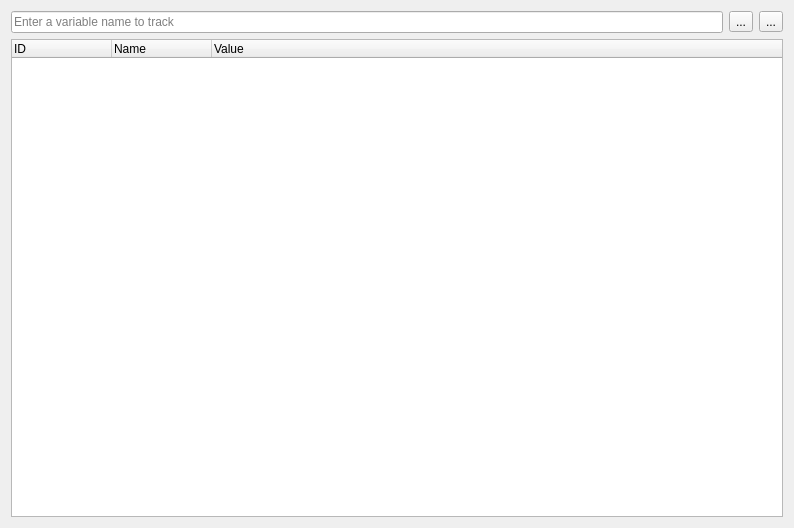
Above: Variable/SeerVariableTrackerBrowserWidget.ui from LiNY2-01/SeeDataStructure before the change. Below: the same form after it.
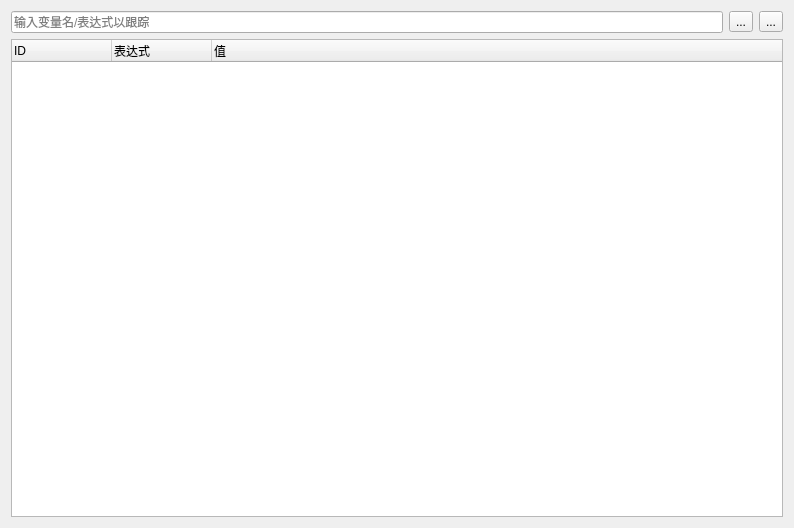
That is the form after the change. Icons and pictures are not drawn.

The edit to the form file:
```diff
--- a/Variable/SeerVariableTrackerBrowserWidget.ui
+++ b/Variable/SeerVariableTrackerBrowserWidget.ui
@@ -22,7 +22,7 @@
         <string>Add a variable to track.</string>
        </property>
        <property name="placeholderText">
-        <string>Enter a variable name to track</string>
+        <string>输入变量名/表达式以跟踪</string>
        </property>
        <property name="clearButtonEnabled">
         <bool>true</bool>
@@ -71,12 +71,12 @@
      </column>
      <column>
       <property name="text">
-       <string>Name</string>
+       <string>表达式</string>
       </property>
      </column>
      <column>
       <property name="text">
-       <string>Value</string>
+       <string>值</string>
       </property>
      </column>
     </widget>
```
